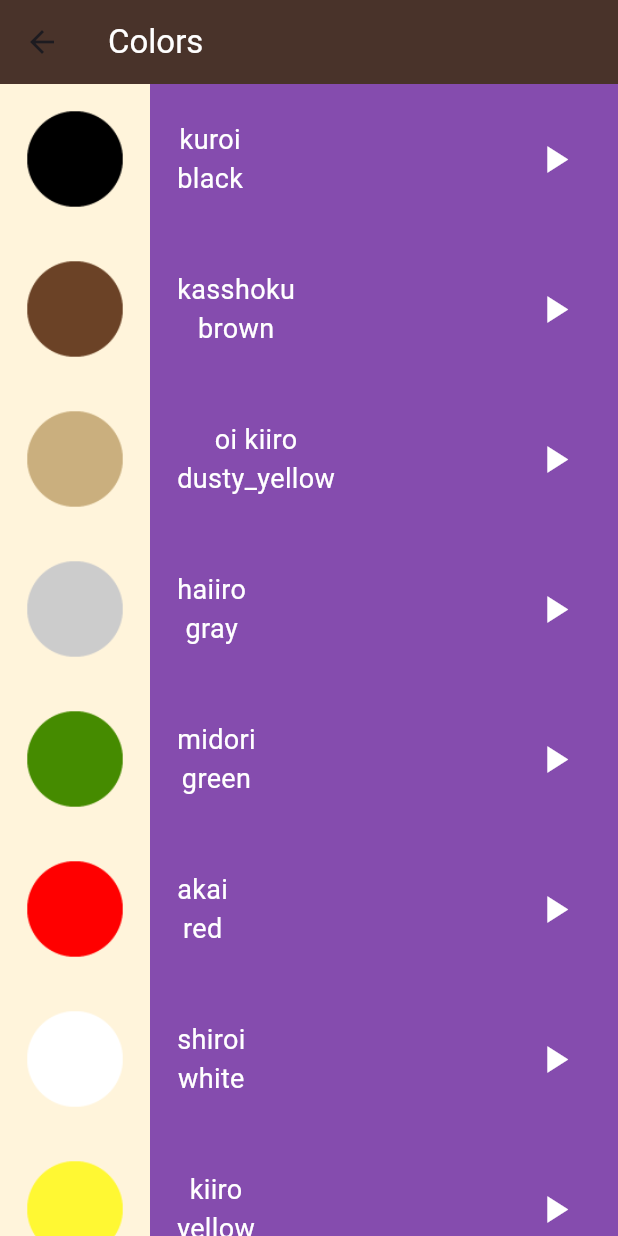
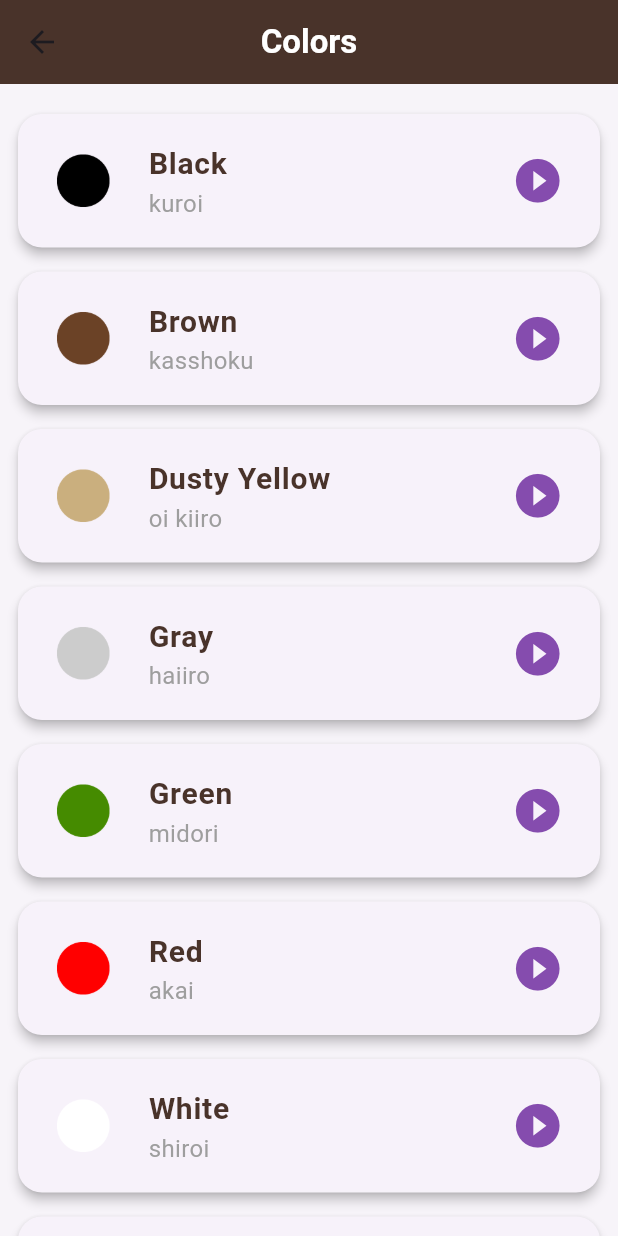
Before and after one commit to mariamfarouk555/Japanese-Application, a Flutter app: the ColorsPage screen opened directly, on a phone screen of 412 x 824 dp. Run offline on Flutter 3.47's test engine with Material 3 defaults, Android fonts, the light colour scheme and no system bars; our stand-ins replace audioplayers.

Commit message:
Update colors_page.dart

```diff
--- a/lib/screens/colors_page.dart
+++ b/lib/screens/colors_page.dart
@@ -1,89 +1,120 @@
 import 'package:flutter/material.dart';
-import 'package:project/components/item.dart';
-import 'package:project/screens/number.dart';
-// import 'package:toku/components/item.dart';
-import '../models/number.dart';
+import 'package:audioplayers/audioplayers.dart';
+import '../screens/number.dart';
 
 class ColorsPage extends StatelessWidget {
   ColorsPage({super.key});
+
+  final AudioPlayer player = AudioPlayer();
 
   final List<Number> numbers = [
     Number(
       image: 'assets/images/colors/color_black.png',
       sound: 'sounds/colors/black.wav',
       jpName: 'kuroi',
-      enName: 'black',
+      enName: 'Black',
     ),
     Number(
       image: 'assets/images/colors/color_brown.png',
       sound: 'sounds/colors/brown.wav',
       jpName: 'kasshoku',
-      enName: 'brown',
+      enName: 'Brown',
     ),
     Number(
       image: 'assets/images/colors/color_dusty_yellow.png',
       sound: 'sounds/colors/dusty yellow.wav',
       jpName: 'oi kiiro',
-      enName: 'dusty_yellow',
+      enName: 'Dusty Yellow',
     ),
     Number(
       image: 'assets/images/colors/color_gray.png',
       sound: 'sounds/colors/gray.wav',
       jpName: 'haiiro',
-      enName: 'gray',
+      enName: 'Gray',
     ),
     Number(
       image: 'assets/images/colors/color_green.png',
       sound: 'sounds/colors/green.wav',
       jpName: 'midori',
-      enName: 'green',
+      enName: 'Green',
     ),
     Number(
       image: 'assets/images/colors/color_red.png',
       sound: 'sounds/colors/red.wav',
       jpName: 'akai',
-      enName: 'red',
+      enName: 'Red',
     ),
     Number(
       image: 'assets/images/colors/color_white.png',
       sound: 'sounds/colors/white.wav',
       jpName: 'shiroi',
-      enName: 'white',
+      enName: 'White',
     ),
     Number(
       image: 'assets/images/colors/yellow.png',
       sound: 'sounds/colors/yellow.wav',
       jpName: 'kiiro',
-      enName: 'yellow',
+      enName: 'Yellow',
     ),
   ];
 
   @override
   Widget build(BuildContext context) {
     return Scaffold(
+      backgroundColor: const Color(0xffF7F4F9),
       appBar: AppBar(
+        elevation: 0,
         backgroundColor: const Color(0XFF49332A),
-        title: const Text('Colors', style: TextStyle(color: Colors.white)),
+        title: const Text(
+          'Colors',
+          style: TextStyle(color: Colors.white, fontWeight: FontWeight.bold),
+        ),
+        centerTitle: true,
       ),
       body: ListView.builder(
+        padding: const EdgeInsets.all(12),
         itemCount: numbers.length,
         itemBuilder: (context, index) {
-          return Item(
-            sound: numbers[index].sound,
-            color: const Color(0xff854CAE),
-            number: numbers[index],
+          return Card(
+            shape: RoundedRectangleBorder(
+              borderRadius: BorderRadius.circular(16),
+            ),
+            elevation: 3,
+            margin: const EdgeInsets.symmetric(vertical: 8),
+            child: ListTile(
+              contentPadding:
+              const EdgeInsets.symmetric(horizontal: 16, vertical: 10),
+              leading: ClipRRect(
+                borderRadius: BorderRadius.circular(12),
+                child: Image.asset(
+                  numbers[index].image,
+                  width: 55,
+                  height: 55,
+                  fit: BoxFit.cover,
+                ),
+              ),
+              title: Text(
+                numbers[index].enName,
+                style: const TextStyle(
+                    fontSize: 20,
+                    fontWeight: FontWeight.bold,
+                    color: Color(0xff49332A)),
+              ),
+              subtitle: Text(
+                numbers[index].jpName,
+                style: const TextStyle(fontSize: 16, color: Colors.grey),
+              ),
+              trailing: IconButton(
+                onPressed: () {
+                  player.play(AssetSource(numbers[index].sound));
+                },
+                icon: const Icon(Icons.play_circle_fill,
+                    color: Color(0xff854CAE), size: 35),
+              ),
+            ),
           );
         },
       ),
     );
   }
-
-  // List<Widget> getList(List<Number> numbers) {
-  //   List<item> itemList = [];
-  //   for (int i = 0; i < numbers.length; i++) {
-  //     itemList.add(item(number: numbers[i]));
-  //   }
-
-  //   return itemList;
-  // }
 }
```
